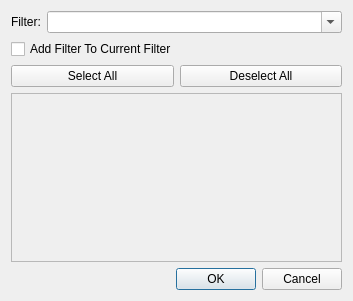
Old version of the form pyside6_utils/ui/TableFilterDialog.ui in the repository Woutah/pyside6-utils.
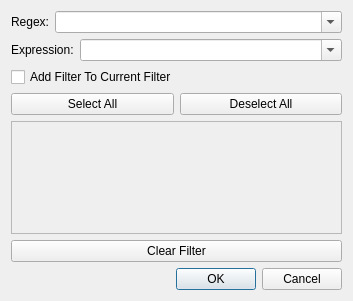
New version of the form. Icons and pictures are not drawn.

```diff
--- a/pyside6_utils/ui/TableFilterDialog.ui
+++ b/pyside6_utils/ui/TableFilterDialog.ui
@@ -13,13 +13,17 @@
   <property name="windowTitle">
    <string>Dialog</string>
   </property>
-  <layout class="QVBoxLayout" name="verticalLayout" stretch="0,0,0,0,0,0">
+  <property name="windowIcon">
+   <iconset resource="../icons/app_resources.qrc">
+    <normaloff>:/icons/custom/filter.svg</normaloff>:/icons/custom/filter.svg</iconset>
+  </property>
+  <layout class="QVBoxLayout" name="verticalLayout" stretch="0,0,0,0,0,0,0">
    <item>
     <layout class="QFormLayout" name="StringFilterLayout">
      <item row="0" column="0">
       <widget class="QLabel" name="label">
        <property name="text">
-        <string>Filter:</string>
+        <string>Regex:</string>
        </property>
       </widget>
      </item>
@@ -33,7 +37,22 @@
     </layout>
    </item>
    <item>
-    <layout class="QVBoxLayout" name="NumericFilter"/>
+    <layout class="QFormLayout" name="expressionFilterFormLayout">
+     <item row="0" column="0">
+      <widget class="QLabel" name="expressionLabel">
+       <property name="text">
+        <string>Expression:</string>
+       </property>
+      </widget>
+     </item>
+     <item row="0" column="1">
+      <widget class="QComboBox" name="expressionComboBox">
+       <property name="editable">
+        <bool>true</bool>
+       </property>
+      </widget>
+     </item>
+    </layout>
    </item>
    <item>
     <widget class="QCheckBox" name="useOldFilterCheckBox">
@@ -71,7 +90,7 @@
         <x>0</x>
         <y>0</y>
         <width>333</width>
-        <height>149</height>
+        <height>103</height>
        </rect>
       </property>
       <layout class="QVBoxLayout" name="verticalLayout_3">
@@ -93,7 +112,7 @@
          <property name="sizeHint" stdset="0">
           <size>
            <width>20</width>
-           <height>10000</height>
+           <height>40</height>
           </size>
          </property>
         </spacer>
@@ -102,6 +121,17 @@
      </widget>
     </widget>
    </item>
+   <item>
+    <widget class="QPushButton" name="pushButton_3">
+     <property name="text">
+      <string>Clear Filter</string>
+     </property>
+     <property name="icon">
+      <iconset resource="../icons/app_resources.qrc">
+       <normaloff>:/icons/custom/remove_filter.svg</normaloff>:/icons/custom/remove_filter.svg</iconset>
+     </property>
+    </widget>
+   </item>
    <item>
     <widget class="QDialogButtonBox" name="buttonBox">
      <property name="orientation">
```
Left out of the diff: 6 changed lines with no effect on the pictures.
